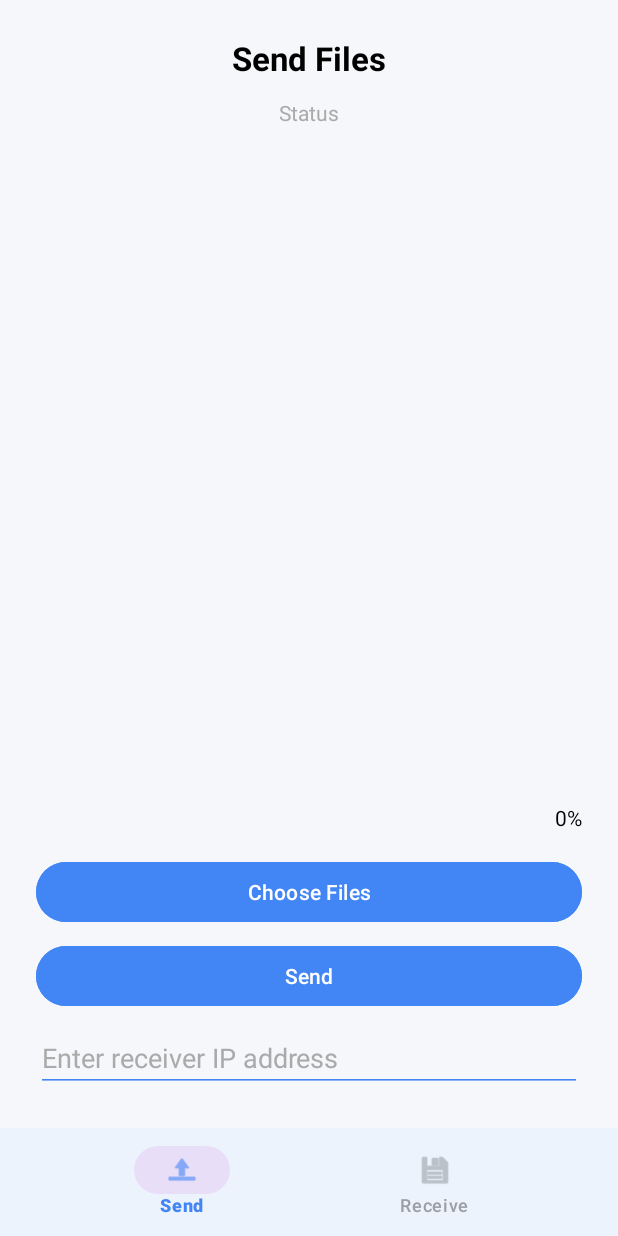
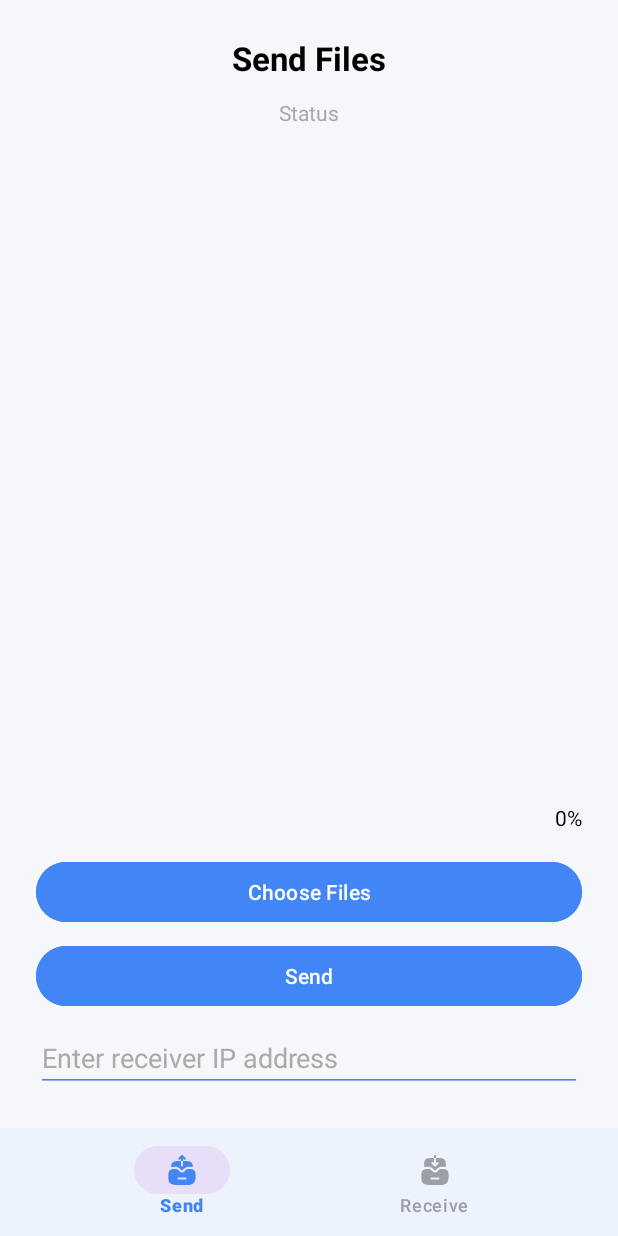
Before and after one commit to meteorgas/SecureShare-Android, an Android app: the screen it shows after launch (MainActivity), on a phone screen of 412 x 824 dp. Run offline under Robolectric (Android 15) with nearby library versions, the phone set to English and light mode, and no system bars; our stand-ins replace navigation-ui.

Commit message:
Change Icons

```diff
--- /dev/null
+++ b/app/src/main/res/drawable/ic_receive.xml
@@ -0,0 +1,15 @@
+<vector xmlns:android="http://schemas.android.com/apk/res/android"
+    android:width="24dp"
+    android:height="24dp"
+    android:viewportWidth="24"
+    android:viewportHeight="24">
+  <path
+      android:pathData="M18.69,11.531C18.12,11.381 17.45,11.301 16.65,11.301C15.54,11.301 15.13,11.571 14.56,12.001C14.53,12.021 14.5,12.051 14.47,12.081L13.52,13.091C12.72,13.931 11.28,13.941 10.48,13.081L9.53,12.081C9.5,12.051 9.47,12.021 9.44,12.001C8.87,11.571 8.46,11.301 7.35,11.301C6.55,11.301 5.88,11.381 5.31,11.531C2.93,12.171 2.93,14.061 2.93,15.721V16.651C2.93,19.161 2.93,22.001 8.28,22.001H15.72C19.27,22.001 21.07,20.201 21.07,16.651V15.721C21.07,14.061 21.07,12.171 18.69,11.531ZM14.33,18.401H9.67C9.29,18.401 8.98,18.091 8.98,17.701C8.98,17.311 9.29,17.001 9.67,17.001H14.33C14.71,17.001 15.02,17.311 15.02,17.701C15.02,18.091 14.71,18.401 14.33,18.401Z"
+      android:fillColor="#292D32"/>
+  <path
+      android:pathData="M12.668,2.67C12.668,2.3 12.368,2 11.998,2C11.628,2 11.328,2.3 11.328,2.67V4H12.678V2.67H12.668Z"
+      android:fillColor="#292D32"/>
+  <path
+      android:pathData="M19.209,8.42V10.12C19.169,10.1 19.119,10.09 19.079,10.08H19.069C18.359,9.89 17.569,9.8 16.649,9.8C15.109,9.8 14.379,10.25 13.719,10.75C13.579,10.85 13.479,10.95 13.379,11.05L12.429,12.06C12.329,12.16 12.169,12.22 11.999,12.22C11.919,12.22 11.719,12.21 11.569,12.05L10.589,11.02C10.489,10.91 10.369,10.82 10.339,10.8C9.619,10.25 8.889,9.8 7.349,9.8C6.429,9.8 5.639,9.89 4.919,10.08C4.879,10.09 4.829,10.1 4.789,10.12V8.42C4.789,6.35 4.789,4 9.209,4H11.329V7.45L10.679,6.8C10.409,6.53 9.989,6.53 9.719,6.8C9.459,7.06 9.459,7.49 9.719,7.75L11.519,9.55C11.529,9.56 11.539,9.56 11.539,9.57C11.599,9.62 11.669,9.67 11.739,9.7C11.829,9.73 11.909,9.75 11.999,9.75C12.089,9.75 12.169,9.73 12.259,9.7C12.339,9.67 12.409,9.62 12.479,9.55L14.279,7.75C14.539,7.49 14.539,7.06 14.279,6.8C14.009,6.53 13.589,6.53 13.319,6.8L12.669,7.45V4H14.789C19.209,4 19.209,6.35 19.209,8.42Z"
+      android:fillColor="#292D32"/>
+</vector>
--- /dev/null
+++ b/app/src/main/res/drawable/ic_send.xml
@@ -0,0 +1,15 @@
+<vector xmlns:android="http://schemas.android.com/apk/res/android"
+    android:width="24dp"
+    android:height="24dp"
+    android:viewportWidth="24"
+    android:viewportHeight="24">
+  <path
+      android:pathData="M18.69,11.531C18.12,11.381 17.45,11.301 16.65,11.301C15.54,11.301 15.13,11.571 14.56,12.001C14.53,12.021 14.5,12.051 14.47,12.081L13.52,13.091C12.72,13.931 11.28,13.941 10.48,13.081L9.53,12.081C9.5,12.051 9.47,12.021 9.44,12.001C8.87,11.571 8.46,11.301 7.35,11.301C6.55,11.301 5.88,11.381 5.31,11.531C2.93,12.171 2.93,14.061 2.93,15.721V16.651C2.93,19.161 2.93,22.001 8.28,22.001H15.72C19.27,22.001 21.07,20.201 21.07,16.651V15.721C21.07,14.061 21.07,12.171 18.69,11.531ZM14.33,18.401H9.67C9.29,18.401 8.98,18.091 8.98,17.701C8.98,17.311 9.29,17.001 9.67,17.001H14.33C14.71,17.001 15.02,17.311 15.02,17.701C15.02,18.091 14.71,18.401 14.33,18.401Z"
+      android:fillColor="#292D32"/>
+  <path
+      android:pathData="M12.668,4.3L13.318,4.95C13.578,5.21 14.008,5.21 14.268,4.95C14.528,4.69 14.528,4.26 14.268,4L12.468,2.2C12.408,2.14 12.328,2.09 12.248,2.05C12.168,2.02 12.088,2 11.998,2C11.908,2 11.828,2.02 11.738,2.05C11.658,2.08 11.598,2.13 11.538,2.18C11.528,2.19 11.528,2.19 11.518,2.19L9.718,4C9.458,4.26 9.458,4.69 9.718,4.95C9.978,5.21 10.408,5.21 10.668,4.95L11.318,4.3V6H12.668V4.3Z"
+      android:fillColor="#292D32"/>
+  <path
+      android:pathData="M19.209,10.12C19.169,10.1 19.119,10.09 19.079,10.08H19.069C18.359,9.89 17.569,9.8 16.649,9.8C15.109,9.8 14.379,10.25 13.719,10.75C13.579,10.85 13.479,10.95 13.379,11.05L12.429,12.06C12.329,12.16 12.169,12.22 11.999,12.22C11.939,12.22 11.719,12.21 11.569,12.05L10.589,11.02C10.489,10.91 10.369,10.82 10.339,10.8C9.619,10.25 8.889,9.8 7.349,9.8C6.429,9.8 5.639,9.89 4.919,10.08C4.879,10.09 4.829,10.1 4.789,10.12C4.799,8.13 4.999,6 9.209,6H11.329V9.08C11.329,9.45 11.629,9.75 11.999,9.75C12.369,9.75 12.669,9.45 12.669,9.08V6H14.789C18.999,6 19.199,8.13 19.209,10.12Z"
+      android:fillColor="#292D32"/>
+</vector>
--- a/app/src/main/res/menu/bottom_nav_menu.xml
+++ b/app/src/main/res/menu/bottom_nav_menu.xml
@@ -1,10 +1,10 @@
 <menu xmlns:android="http://schemas.android.com/apk/res/android">
     <item
         android:id="@+id/sendFragment"
-        android:icon="@android:drawable/ic_menu_upload"
+        android:icon="@drawable/ic_send"
         android:title="@string/text_send" />
     <item
         android:id="@+id/receiveFragment"
-        android:icon="@android:drawable/ic_menu_save"
+        android:icon="@drawable/ic_receive"
         android:title="@string/text_receive" />
 </menu>
```
Also changed, not shown: app/src/main/java/com/mazeppa/secureshare/ui/SendFragment.kt (+43 -1 lines), app/src/main/res/drawable/ic_text.xml (added, +12 -0 lines), app/src/main/res/drawable/ic_trash.xml (added, +12 -0 lines), app/src/main/res/layout/list_item.xml (+5 -6 lines).
